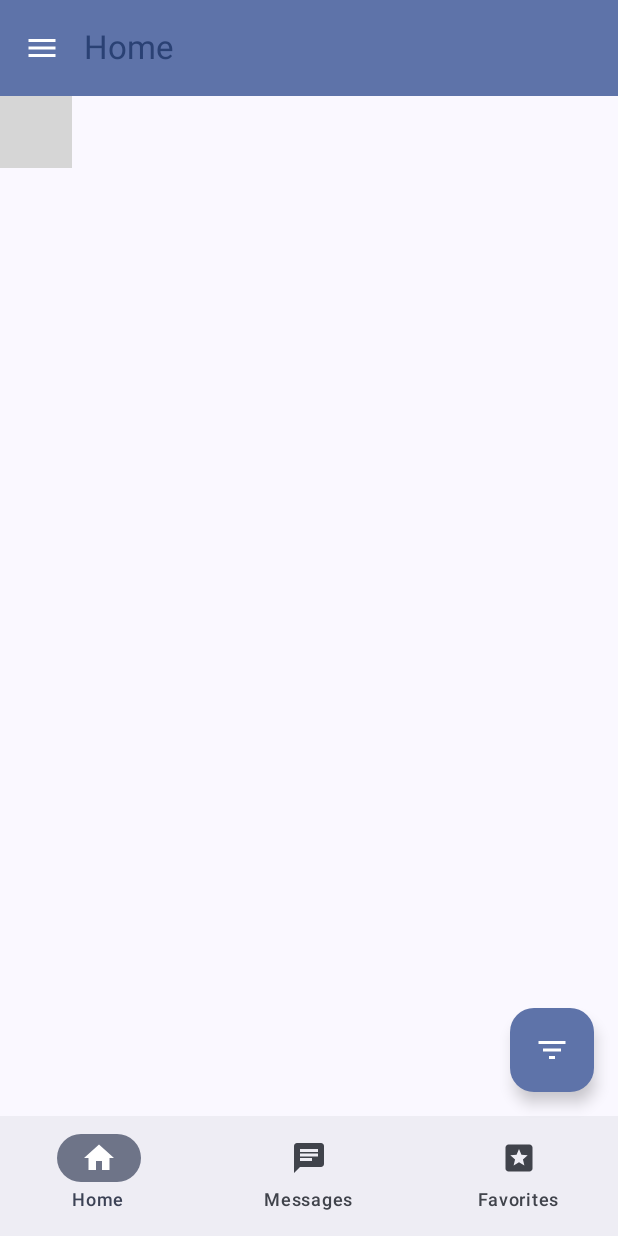
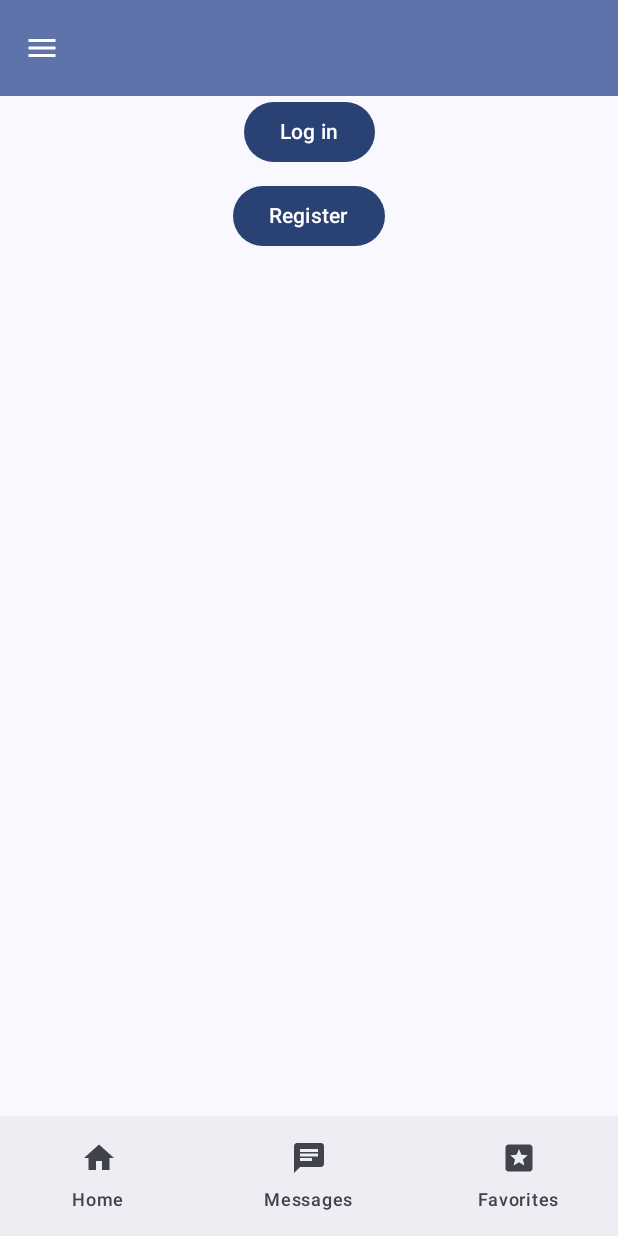
Before and after one commit to git-mad/fitness2023, an Android app built with Jetpack Compose: the screen it shows after launch (MainActivity), on a phone screen of 412 x 824 dp. Run offline under Robolectric (Android 15) with nearby library versions, the light colour scheme and no system bars; our stand-ins replace livedata-compose; 1 statement that could not run was skipped; grey boxes are pictures that could not be loaded.

Commit message:
splash screen and log in (need to make pretty)

```diff
--- a/app/build.gradle.kts
+++ b/app/build.gradle.kts
@@ -59,6 +59,7 @@ dependencies {
     implementation("androidx.compose.ui:ui-graphics")
     implementation("androidx.compose.ui:ui-tooling-preview")
     implementation("androidx.compose.material3:material3:1.1.2")
+    implementation("androidx.core:core-splashscreen:1.0.1")
     testImplementation("junit:junit:4.13.2")
     androidTestImplementation("androidx.test.ext:junit:1.1.5")
     androidTestImplementation("androidx.test.espresso:espresso-core:3.5.1")
--- a/app/src/main/java/com/example/appprototype/MainActivity.kt
+++ b/app/src/main/java/com/example/appprototype/MainActivity.kt
@@ -56,10 +56,16 @@ import androidx.compose.ui.text.font.FontWeight
 import androidx.compose.ui.unit.dp
 import androidx.compose.ui.unit.sp
 import androidx.core.view.WindowCompat
+import androidx.lifecycle.LiveData
+import androidx.lifecycle.MutableLiveData
 import androidx.lifecycle.viewmodel.compose.viewModel
 import com.example.appprototype.ui.FavoritesScreen
 import com.example.appprototype.ui.HomeScreen
+import com.example.appprototype.ui.LoginScreen
 import com.example.appprototype.ui.MessagesScreen
+import com.example.appprototype.ui.ProfileQuizScreen
+import com.example.appprototype.ui.RegistrationScreen
+import com.example.appprototype.ui.SplashScreen
 import com.example.appprototype.ui.components.NavigationItem
 import com.example.appprototype.ui.components.drawerSheet
 import com.example.appprototype.ui.components.fontFamily
@@ -95,7 +101,7 @@ fun ScaffoldExample(
 ) {
     val drawerState = rememberDrawerState(initialValue = DrawerValue.Closed)
     val scope = rememberCoroutineScope()
-    val currentScreen by mainViewModel.currentScreen.observeAsState(initial = Screen.Home)
+    val currentScreen by mainViewModel.currentScreen.observeAsState(initial = Screen.Splash)
     val showFab = mainViewModel.showFab.observeAsState()
     val user by mainViewModel.user.observeAsState()
 
@@ -184,7 +190,7 @@ fun ScaffoldExample(
                         actionIconContentColor = MaterialTheme.colorScheme.onSecondary,
                         scrolledContainerColor = MaterialTheme.colorScheme.onPrimaryContainer
                     ),
-                    title = { Text(text = currentScreen.friendlyName ) },
+                    title = { currentScreen.friendlyName },
                     navigationIcon = {
                         IconButton(
                             onClick = {
@@ -213,7 +219,11 @@ fun ScaffoldExample(
                 modifier = Modifier.padding(innerPadding),
             ) {
                 when (currentScreen) {
-                    is Screen.Home -> HomeScreen ()
+                    is Screen.Splash -> SplashScreen(mainViewModel)
+                    is Screen.Login -> LoginScreen(mainViewModel)
+                    is Screen.Registration -> RegistrationScreen(mainViewModel)
+                    is Screen.ProfileQuiz -> ProfileQuizScreen(mainViewModel)
+                    is Screen.Home -> HomeScreen()
                     is Screen.Messages -> MessagesScreen()
                     is Screen.Favorites -> FavoritesScreen()
                     else -> {}
@@ -236,7 +246,7 @@ fun BottomNavigationBar(mainViewModel: MainViewModel) {
         )
         NavigationBarItem(
             selected = currentScreen is Screen.Messages,
-            onClick = {mainViewModel.navigateTo(Screen.Messages)},
+            onClick = { mainViewModel.navigateTo(Screen.Messages) },
             icon = {Icon(painterResource(id = R.drawable.baseline_chat_24), contentDescription = "Messages")},
             label = { Text("Messages") }
         )
--- /dev/null
+++ b/app/src/main/java/com/example/appprototype/ui/LoginScreen.kt
@@ -0,0 +1,36 @@
+package com.example.appprototype.ui
+
+import androidx.compose.foundation.layout.Column
+import androidx.compose.foundation.layout.Spacer
+import androidx.compose.foundation.layout.fillMaxSize
+import androidx.compose.foundation.layout.height
+import androidx.compose.material3.Button
+import androidx.compose.material3.Text
+import androidx.compose.runtime.Composable
+import androidx.compose.ui.Alignment
+import androidx.compose.ui.Modifier
+import androidx.compose.ui.unit.dp
+import com.example.appprototype.viewmodels.MainViewModel
+import com.example.appprototype.viewmodels.Screen
+
+@Composable
+fun LoginScreen(mainViewModel: MainViewModel) {
+    Column(modifier = Modifier.fillMaxSize(), horizontalAlignment = Alignment.CenterHorizontally) {
+        // Username field, password field, etc.
+
+        Button(onClick = { /* TODO: Handle login */ }) {
+            Text("Log in")
+        }
+
+        Spacer(modifier = Modifier.height(8.dp))
+
+        Button(onClick = { mainViewModel.navigateTo(Screen.Registration) }) {
+            Text("Register")
+        }
+    }
+}
+
+@Composable
+fun RegistrationScreen(mainViewModel: MainViewModel) {
+    // Create your registration form here
+}
--- /dev/null
+++ b/app/src/main/java/com/example/appprototype/ui/SplashScreen.kt
@@ -0,0 +1,27 @@
+package com.example.appprototype.ui
+
+import androidx.compose.foundation.layout.Box
+import androidx.compose.foundation.layout.fillMaxSize
+import androidx.compose.material3.MaterialTheme
+import androidx.compose.material3.Text
+import androidx.compose.runtime.Composable
+import androidx.compose.runtime.LaunchedEffect
+import androidx.compose.ui.Alignment
+import androidx.compose.ui.Modifier
+import com.example.appprototype.viewmodels.MainViewModel
+import com.example.appprototype.viewmodels.Screen
+import kotlinx.coroutines.delay
+
+@Composable
+fun SplashScreen(mainViewModel: MainViewModel) {
+    // Side-effect to navigate after a delay
+    LaunchedEffect(key1 = true) {
+        delay(2000) // For a 2-second delay
+        mainViewModel.navigateTo(Screen.Login)
+    }
+
+    // Your splash screen content goes here
+    Box(modifier = Modifier.fillMaxSize(), contentAlignment = Alignment.Center) {
+        Text("Welcome to AppPrototype", style = MaterialTheme.typography.displayMedium)
+    }
+}
--- a/app/src/main/java/com/example/appprototype/viewmodels/MainViewModel.kt
+++ b/app/src/main/java/com/example/appprototype/viewmodels/MainViewModel.kt
@@ -1,5 +1,6 @@
 package com.example.appprototype.viewmodels
 
+import android.service.autofill.UserData
 import androidx.compose.runtime.mutableStateOf
 import androidx.lifecycle.LiveData
 import androidx.lifecycle.MutableLiveData
@@ -17,6 +18,12 @@ sealed class Screen(val route: String, val friendlyName : String) {
     object Messages : Screen("messages", "Messages")
 
     object Favorites : Screen("favorites", "Favorites")
+
+    object Login : Screen("login", "Login")
+
+    object Registration : Screen("registration", "Register")
+    object ProfileQuiz : Screen("profileQuiz", "Profile Quiz")
+    object Splash : Screen("splash", "Splash")
 }
 
 class MainViewModel : ViewModel() {
@@ -24,7 +31,7 @@ class MainViewModel : ViewModel() {
         User.initializeInstance(Profile(profileID = "1", name = "Michael Robinson", schedule = "M W F", interests = "Bodybuilding", mainGym = "Georgia Tech Campus Recreational Center (CRC)", description = "Hello World"))
     }
     // LiveData or MutableState that holds the current Screen
-    private val _currentScreen = MutableLiveData<Screen>(Screen.Home)
+    private val _currentScreen = MutableLiveData<Screen>(Screen.Splash)
     val currentScreen: LiveData<Screen> = _currentScreen
     private val _showFAB = MutableLiveData(currentScreen.value == Screen.Home)
     val showFab: LiveData<Boolean> = _showFAB
@@ -32,12 +39,27 @@ class MainViewModel : ViewModel() {
     val user: LiveData<User> = _user
 
 
-
-    // Navigate to a specific screen
     fun navigateTo(screen: Screen) {
         _currentScreen.value = screen
         _showFAB.value = currentScreen.value == Screen.Home
     }
 
-    // Additional navigation logic as per the requirements...
+    // You would need functions to handle login, registration, and profile update.
+    fun login(username: String, password: String) {
+        // TODO: Implement login logic
+        // On success, navigate to Home
+        navigateTo(Screen.Home)
+    }
+
+    fun register(userData: UserData) {
+        // TODO: Implement registration logic
+        // On success, navigate to ProfileQuiz
+        navigateTo(Screen.ProfileQuiz)
+    }
+
+    fun saveUserProfile(profile: Profile) {
+        // TODO: Implement profile save logic
+        // On success, navigate to Home
+        navigateTo(Screen.Home)
+    }
 }
```
Also changed, not shown: app/src/main/java/com/example/appprototype/ui/ProfileQuiz.kt (added, +10 -0 lines).
